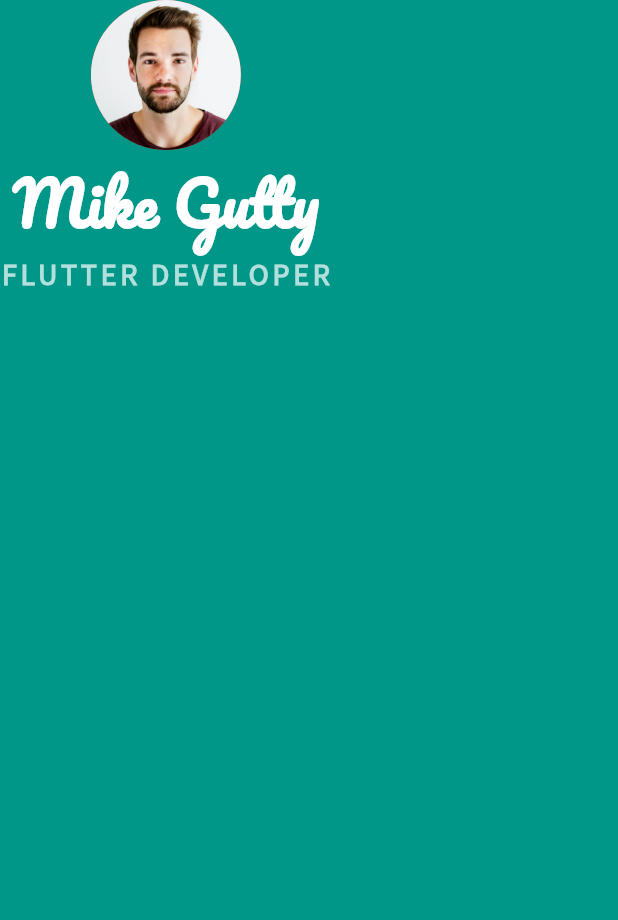
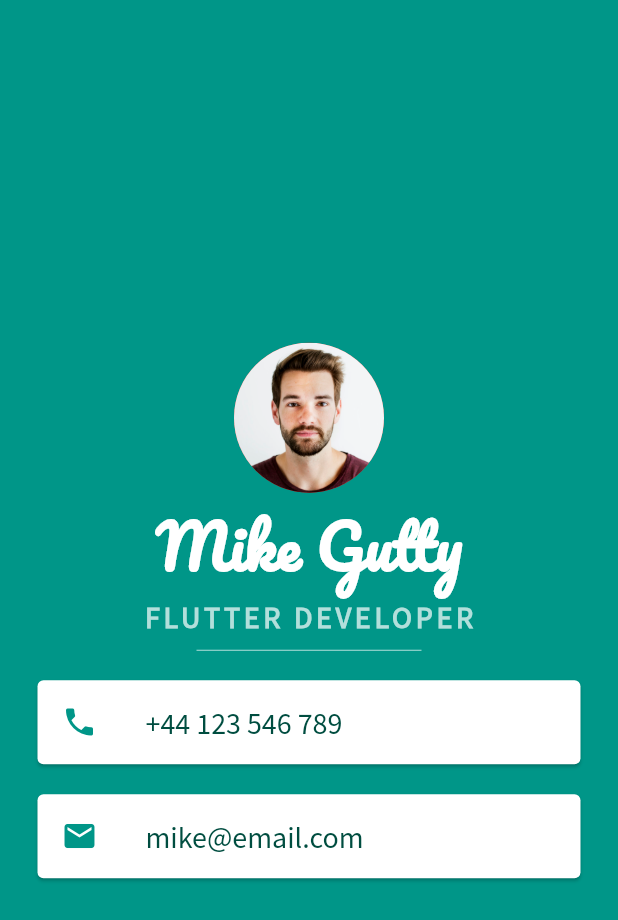
Before and after one commit to KingKasuma/flutter_bootcamp, a Flutter app: the screen it shows after launch, on a phone screen of 412 x 824 dp. Shown: the top 920 px of the screen. Run offline on Flutter 3.47's test engine with Material 2 defaults, Android fonts, the phone set to English and light mode, and no system bars.

Commit message:
Adding list tile widget

```diff
--- a/mi_card_flutter/lib/main.dart
+++ b/mi_card_flutter/lib/main.dart
@@ -14,6 +14,7 @@ class MyApp extends StatelessWidget {
         backgroundColor: Colors.teal ,
         body: SafeArea(
           child: Column(
+            mainAxisAlignment: MainAxisAlignment.center,
             children: <Widget>[
               CircleAvatar(
                 radius: 50.0,
@@ -38,6 +39,47 @@ class MyApp extends StatelessWidget {
                   letterSpacing: 2.5,
                   fontWeight: FontWeight.bold
                 ),
+              ),
+              SizedBox(
+                height: 20.0,
+                width: 150.0,
+                child: Divider(
+                  color: Colors.teal.shade100,
+                ),
+              ),
+              Card(
+                margin: EdgeInsets.symmetric(vertical: 10.0, horizontal: 25.0),
+                child: ListTile(
+                  leading: Icon(
+                    Icons.phone,
+                    color: Colors.teal,
+                  ),
+                  title: Text(
+                    '+44 123 546 789',
+                    style: TextStyle(
+                        fontSize: 20.0,
+                        color: Colors.teal.shade900,
+                        fontFamily: 'Source Sans Pro'
+                    ),
+                  ),
+                ),
+              ),
+              Card(
+                margin: EdgeInsets.symmetric(vertical: 10.0, horizontal: 25.0),
+                child: ListTile(
+                  leading: Icon(
+                    Icons.email,
+                    color: Colors.teal,
+                  ),
+                  title: Text(
+                    'mike@email.com',
+                    style: TextStyle(
+                      fontSize: 20.0,
+                      color: Colors.teal.shade900,
+                      fontFamily: 'Source Sans Pro'
+                    ),
+                  ),
+                ),
               )
             ],
           )
```
